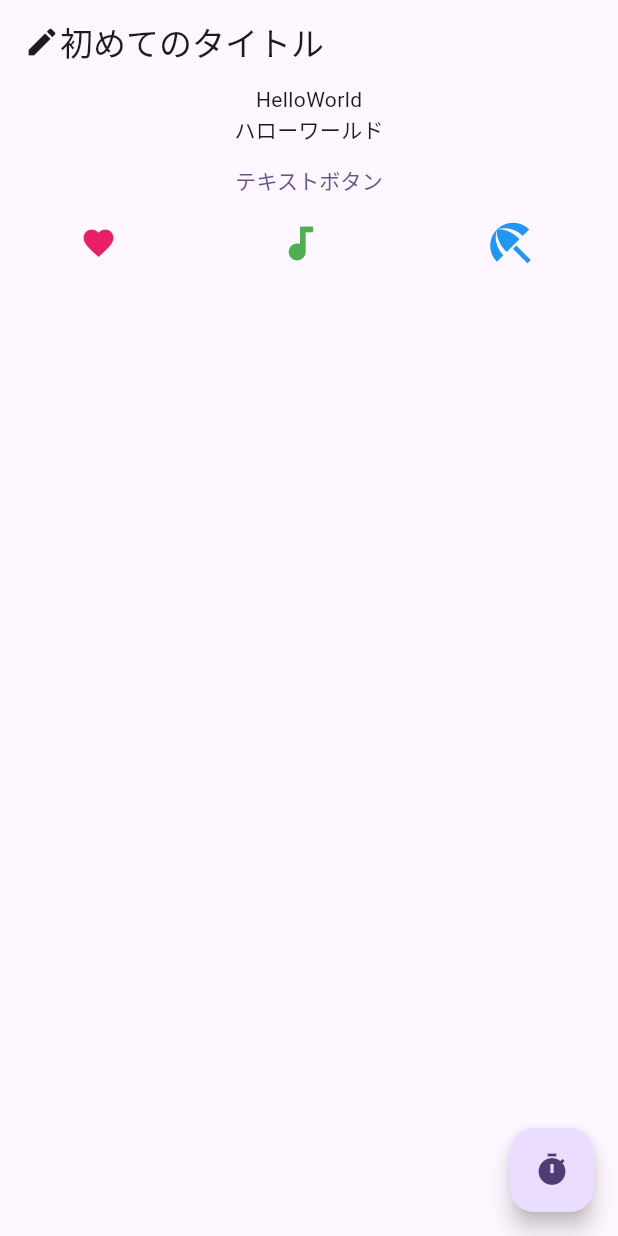
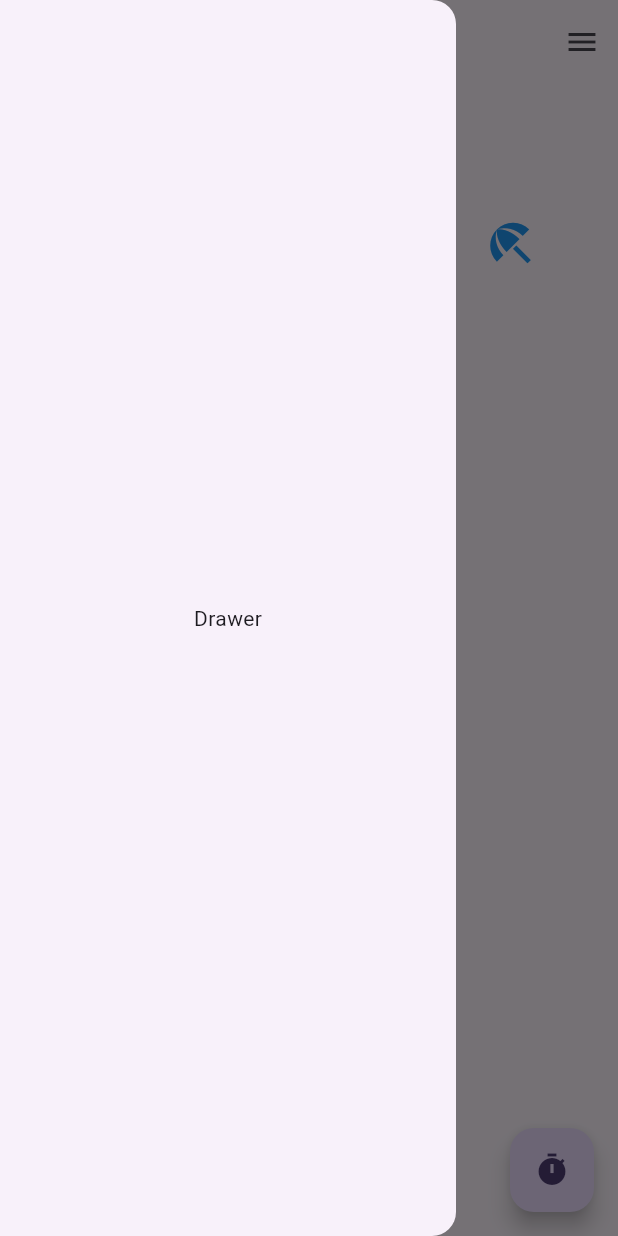
Before and after one commit to hareya0622/flutter-development-getting-started, a Flutter app: the screen it shows after launch, with the side drawer open (before the commit the screen has no drawer), on a phone screen of 412 x 824 dp. Run offline on Flutter 3.47's test engine with Material 3 defaults, Android fonts, the phone set to English and light mode, and no system bars.

Commit message:
リスト 2.7

```diff
--- a/lib/main.dart
+++ b/lib/main.dart
@@ -65,6 +65,15 @@ class _MyHomePageState extends State<MyHomePage> {
         onPressed: () => {print("押したね？")},
         child: const Icon(Icons.timer),
       ),
+      drawer: const Drawer(
+        child: Center(
+          child: Text("Drawer"),
+        ),
+      ),
+      endDrawer: const Drawer(
+          child: Center(
+        child: Text("EndDrawer"),
+      )),
     );
   }
 }
```
